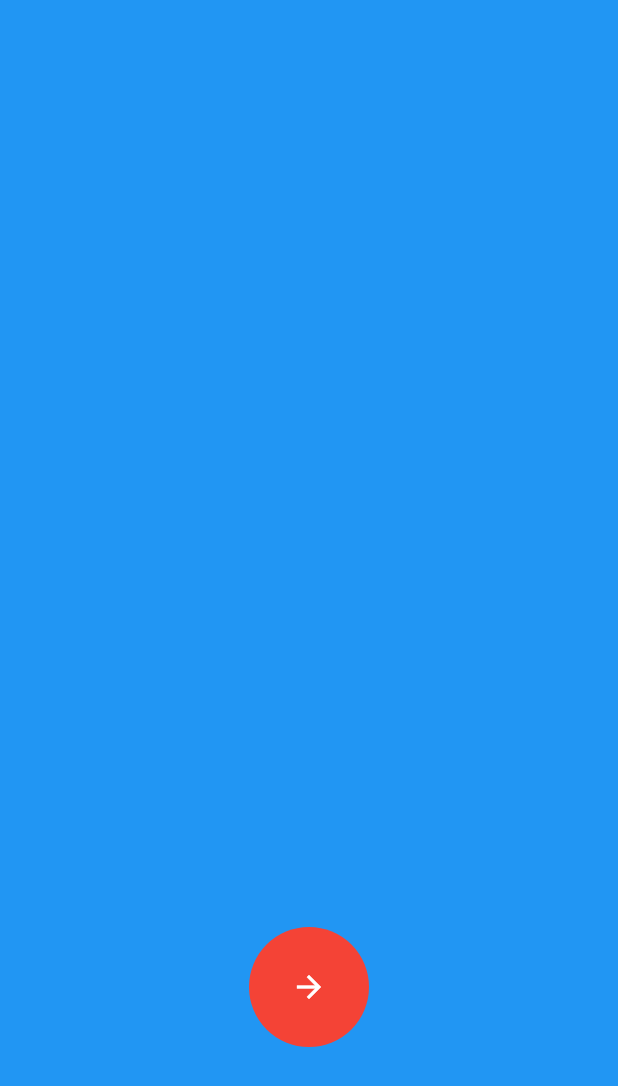
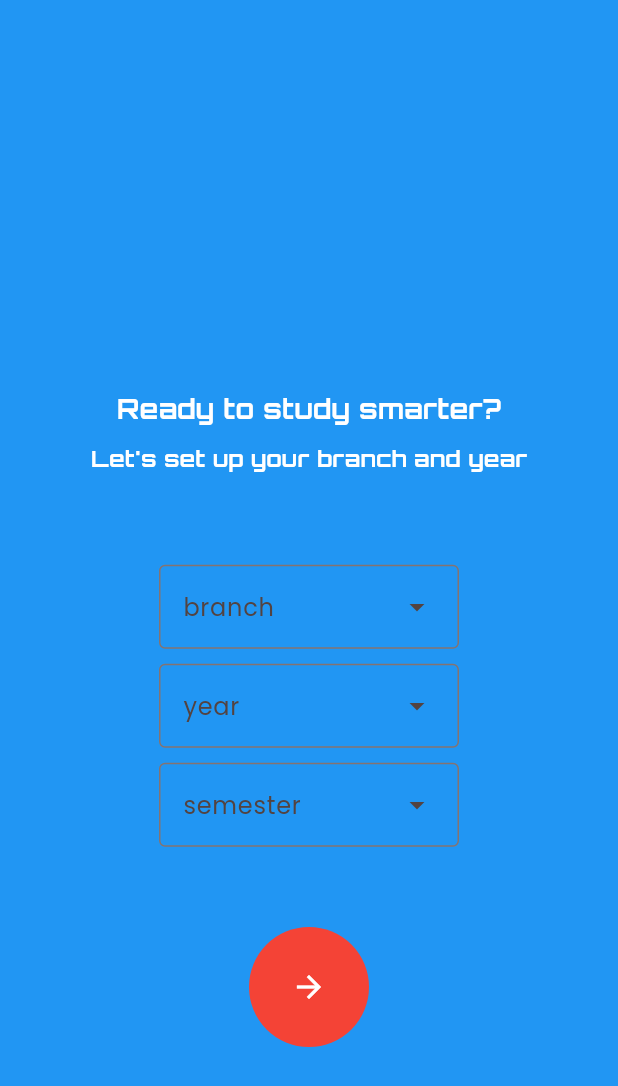
Before and after one commit to saiusesgithub/VJIT-Study-Vault, a Flutter app: the screen it shows after launch, swiped to page 4, on a phone screen of 412 x 824 dp. Shown: the top 1086 px of the screen. Run offline on Flutter 3.47's test engine with Material 3 defaults, Android fonts, the phone set to English and light mode, and no system bars; drawn by our look-alikes of concentric_transition.

Commit message:
Enhance onboarding pages with content and dropdown menus for branch, year, and semester selection

```diff
--- a/lib/pages/onboarding_page.dart
+++ b/lib/pages/onboarding_page.dart
@@ -67,14 +67,153 @@ class _OnboardingPageState extends State<OnboardingPage> {
   }
 
   Widget pageOne() {
-    return Container();
+    return Container(
+      child: Center(
+        child: Column(
+          mainAxisAlignment: MainAxisAlignment.center,
+          mainAxisSize: MainAxisSize.min,
+          crossAxisAlignment: CrossAxisAlignment.center,
+          children: [
+            Text('IMAGE', style: TextStyle(fontFamily: 'Orbitron')),
+
+            Text(
+              'Everything in one place',
+              style: TextStyle(
+                fontSize: 18,
+                fontWeight: FontWeight.bold,
+                color: Colors.white,
+                fontFamily: 'Orbitron',
+              ),
+            ),
+
+            SizedBox(height: 50),
+
+            Text(
+              ' - Subject Notes\n - Previous Question Papers\n - Assignments and Lab Manuals',
+              style: TextStyle(
+                fontSize: 16,
+                fontWeight: FontWeight.bold,
+                color: Colors.white,
+                fontFamily: 'Orbitron',
+              ),
+            ),
+
+            SizedBox(height: 50),
+
+            Text(
+              'No more messy Drive/WhatsApp groups',
+              style: TextStyle(
+                fontSize: 15,
+                fontWeight: FontWeight.bold,
+                color: Colors.white,
+                fontFamily: 'Orbitron',
+              ),
+            ),
+          ],
+        ),
+      ),
+    );
   }
 
   Widget pageTwo() {
-    return Container();
+    return Container(
+      child: Column(
+        mainAxisAlignment: MainAxisAlignment.center,
+        mainAxisSize: MainAxisSize.min,
+        crossAxisAlignment: CrossAxisAlignment.center,
+        children: [
+          Text('IMAGE', style: TextStyle(fontFamily: 'Orbitron')),
+
+          Text(
+            'Simple And Personal',
+            style: TextStyle(
+              fontSize: 18,
+              fontWeight: FontWeight.bold,
+              color: Colors.white,
+              fontFamily: 'Orbitron',
+            ),
+          ),
+
+          SizedBox(height: 50),
+
+          Text(
+            '1) Choose your branch & year once\n2) See only your class materials\n3) Download anytime -> use offline anytime',
+            style: TextStyle(
+              fontSize: 15,
+              fontWeight: FontWeight.bold,
+              color: Colors.white,
+              fontFamily: 'Orbitron',
+            ),
+          ),
+        ],
+      ),
+    );
   }
 
   Widget pageThree() {
-    return Container();
+    return Container(
+      child: Column(
+        mainAxisAlignment: MainAxisAlignment.center,
+        mainAxisSize: MainAxisSize.min,
+        crossAxisAlignment: CrossAxisAlignment.center,
+        children: [
+          Text(
+            'Ready to study smarter?',
+            style: TextStyle(
+              fontSize: 18,
+              fontWeight: FontWeight.bold,
+              color: Colors.white,
+              fontFamily: 'Orbitron',
+            ),
+          ),
+          SizedBox(height: 10),
+          Text(
+            'Let\'s set up your branch and year',
+            style: TextStyle(
+              fontSize: 15,
+              fontWeight: FontWeight.bold,
+              color: Colors.white,
+              fontFamily: 'Orbitron',
+            ),
+          ),
+          SizedBox(height: 60),
+
+          DropdownMenu(
+            width: 200,
+            label: Text('branch'),
+            dropdownMenuEntries: [
+              DropdownMenuEntry(value: 'CSE', label: 'CSE'),
+              DropdownMenuEntry(value: 'IT', label: 'IT'),
+              DropdownMenuEntry(value: 'AIML', label: 'AIML'),
+              DropdownMenuEntry(value: 'DS', label: 'DS'),
+              DropdownMenuEntry(value: 'ECE', label: 'ECE'),
+              DropdownMenuEntry(value: 'EEE', label: 'EEE'),
+            ],
+          ),
+          SizedBox(height: 10),
+
+          DropdownMenu(
+            width: 200,
+            label: Text('year'),
+            dropdownMenuEntries: [
+              DropdownMenuEntry(value: '1st', label: '1st Year'),
+              DropdownMenuEntry(value: '2nd', label: '2nd Year'),
+              DropdownMenuEntry(value: '3rd', label: '3rd Year'),
+              DropdownMenuEntry(value: '4th', label: '4th Year'),
+            ],
+          ),
+          SizedBox(height: 10),
+
+          DropdownMenu(
+            width: 200,
+            label: Text('semester'),
+            dropdownMenuEntries: [
+              DropdownMenuEntry(value: '1sem', label: '1st Semester'),
+              DropdownMenuEntry(value: '2sem', label: '2nd Semester'),
+            ],
+          ),
+        ],
+      ),
+    );
   }
 }
```
